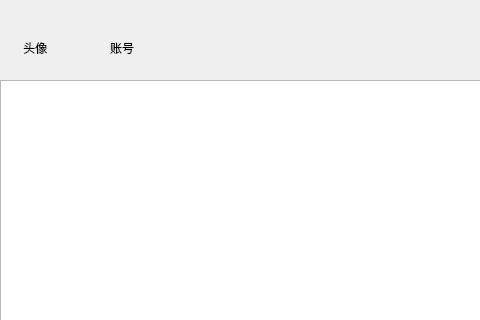
This is chat.ui in May1i/qqprj as Qt 5 draws it before an edit; both pictures show x 0 to 480 and y 0 to 320 of the 720 by 700 pixel window. The edited form follows.
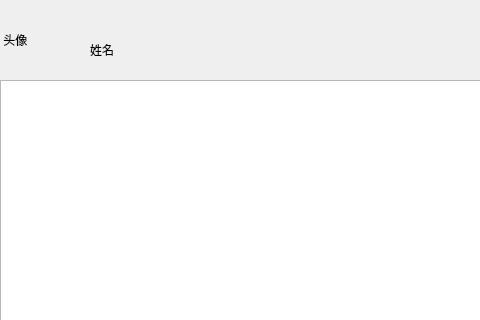
This is the edited form.

What changed in the file:
```diff
--- a/chat.ui
+++ b/chat.ui
@@ -36,10 +36,10 @@
   <widget class="QLabel" name="label">
    <property name="geometry">
     <rect>
-     <x>20</x>
-     <y>40</y>
-     <width>72</width>
-     <height>15</height>
+     <x>0</x>
+     <y>0</y>
+     <width>80</width>
+     <height>80</height>
     </rect>
    </property>
    <property name="text">
@@ -49,14 +49,17 @@
   <widget class="QLabel" name="label_2">
    <property name="geometry">
     <rect>
-     <x>110</x>
+     <x>90</x>
      <y>40</y>
-     <width>72</width>
-     <height>15</height>
+     <width>100</width>
+     <height>20</height>
     </rect>
    </property>
+   <property name="styleSheet">
+    <string notr="true">font: 14pt &quot;黑体&quot;;</string>
+   </property>
    <property name="text">
-    <string>账号</string>
+    <string>姓名</string>
    </property>
   </widget>
   <widget class="QPushButton" name="closeBtn">
```
Left out of the diff: 13 changed lines with no effect on the pictures.
